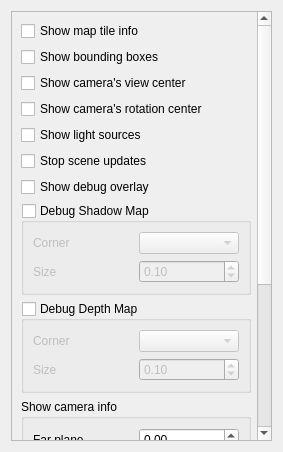
Old version of the form src/ui/3d/3ddebugwidget.ui in the repository carsmie/QGIS.
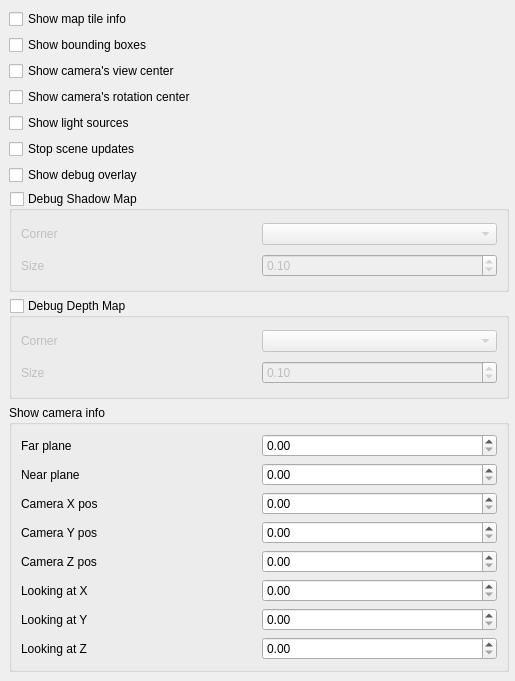
New version of the form. Custom widgets are drawn as their Qt base class.

Commit message: Avoid double-frame in 3d debug widget

Diff of the .ui file:
```diff
--- a/src/ui/3d/3ddebugwidget.ui
+++ b/src/ui/3d/3ddebugwidget.ui
@@ -6,8 +6,8 @@
    <rect>
     <x>0</x>
     <y>0</y>
-    <width>283</width>
-    <height>452</height>
+    <width>515</width>
+    <height>681</height>
    </rect>
   </property>
   <property name="sizePolicy">
@@ -23,6 +23,18 @@
    <property name="sizeConstraint">
     <enum>QLayout::SetDefaultConstraint</enum>
    </property>
+   <property name="leftMargin">
+    <number>0</number>
+   </property>
+   <property name="topMargin">
+    <number>0</number>
+   </property>
+   <property name="rightMargin">
+    <number>0</number>
+   </property>
+   <property name="bottomMargin">
+    <number>0</number>
+   </property>
    <item>
     <widget class="QgsScrollArea" name="scrollArea">
      <property name="sizePolicy">
@@ -31,6 +43,9 @@
        <verstretch>0</verstretch>
       </sizepolicy>
      </property>
+     <property name="frameShape">
+      <enum>QFrame::NoFrame</enum>
+     </property>
      <property name="horizontalScrollBarPolicy">
       <enum>Qt::ScrollBarAsNeeded</enum>
      </property>
@@ -44,9 +59,9 @@
       <property name="geometry">
        <rect>
         <x>0</x>
-        <y>-350</y>
-        <width>250</width>
-        <height>790</height>
+        <y>0</y>
+        <width>501</width>
+        <height>753</height>
        </rect>
       </property>
       <property name="sizePolicy">
```
